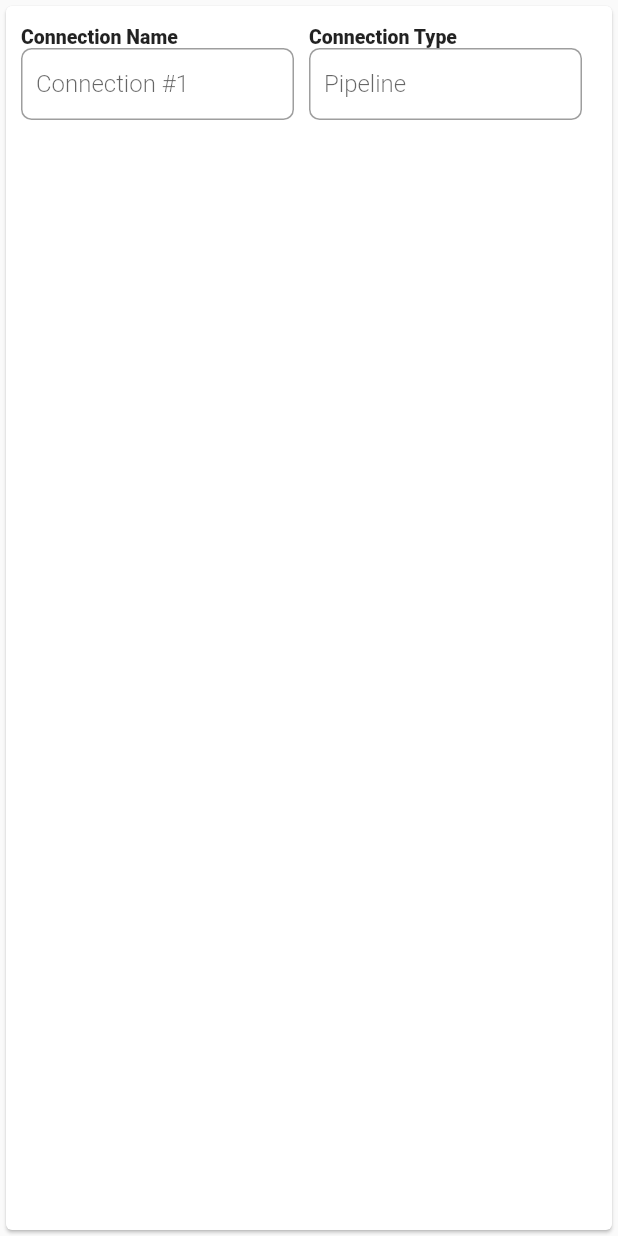
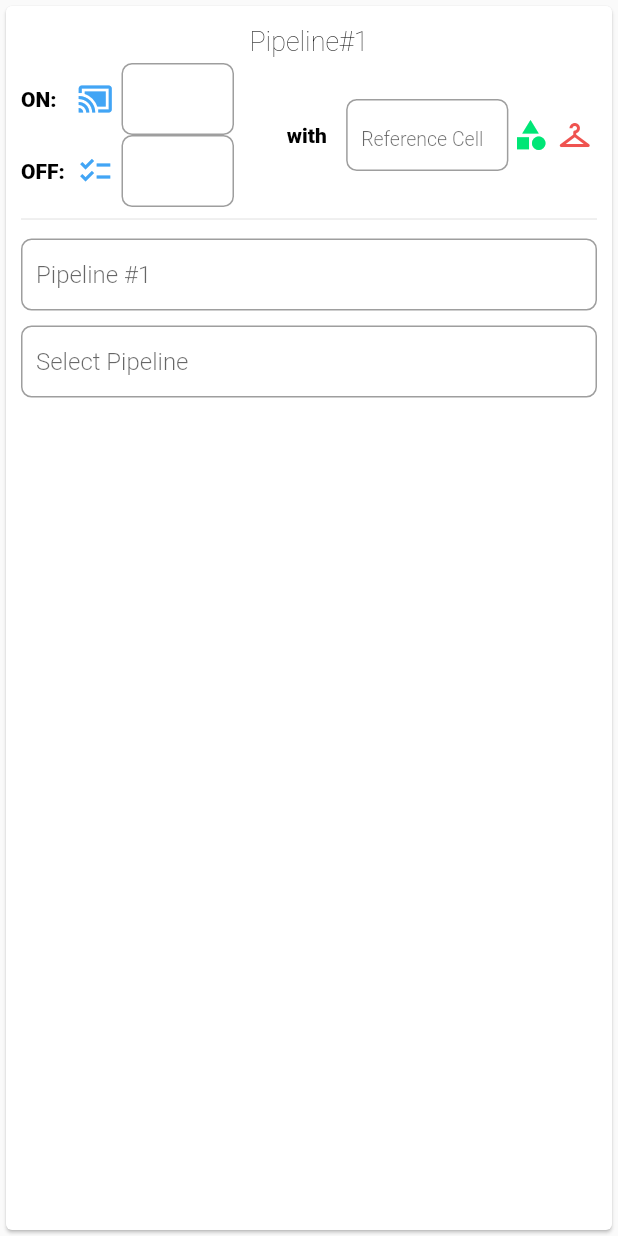
Before and after one commit to KulkataBoy/mary_jane, a Flutter app: the TSPipelineCard widget shown alone on an empty page, opened directly, on a phone screen of 412 x 824 dp. Run offline on Flutter 3.47's test engine with Material 2 defaults, Android fonts, the phone set to English and light mode, and no system bars; Roboto replaces fonts that are missing (LatoBold, LatoRegular).

Commit message:
Pipeline Card update

```diff
--- a/lib/PointScreen.dart
+++ b/lib/PointScreen.dart
@@ -109,7 +109,7 @@ class _NewPointScreenState extends State<NewPointScreen> {
   @override
   Widget build(BuildContext context) {
     return Scaffold(
-      resizeToAvoidBottomInset: false,
+      resizeToAvoidBottomInset: true,
       appBar: AppBar(
         title: AppBarText("New Test Point"),
       ),
--- a/lib/TSCards.dart
+++ b/lib/TSCards.dart
@@ -6,30 +6,78 @@ import 'Button.dart';
 class TSPipelineCard extends StatelessWidget {
   @override
   Widget build(BuildContext context) {
-    return new Container( //block of lable and field
+    return new Container(
+      //block of lable and field
       alignment: FractionalOffset.center,
 
       child: new Card(
-        child: new Container(
-          padding: const EdgeInsets.only(left: 10.0, top: 13.0, right: 10.0, bottom: 10.0),
-          child: new Row(
-              mainAxisAlignment: MainAxisAlignment.start,
-              crossAxisAlignment: CrossAxisAlignment.center,
-              children:[
-              Expanded (
-              flex: 1,
-              child: new Container(
-                  margin: const EdgeInsets.only(right: 10.0),
-                  child: new TFieldLable('Connection Name', 'Connection #1'))),
+          child: new Container(
+              padding: const EdgeInsets.only(
+                  left: 10.0, top: 13.0, right: 10.0, bottom: 10.0),
+              child: new Column(children: [
+                new Text('Pipeline#1', style: h2),
+                new Container(
+                  margin: const EdgeInsets.only(top: 4),
+                    child: new Row(
+                        mainAxisAlignment: MainAxisAlignment.start,
+                        crossAxisAlignment: CrossAxisAlignment.center,
+                        children: [
+                      Expanded(
+                          flex: 6,
+                          child: new Column(children: [
+                            new Container(child: new Row(children: [
+                              SizedBox(width: 32, child: new Text('ON:', style: h3)),
+                              SizedBox(width: 35, child: RawMaterialButton(
+                                onPressed: () {},
+                                child: new Icon(
+                                    IconData(57669,
+                                        fontFamily: 'MaterialIcons'),
+                                    color: Colors.blue[400]),
+                                shape: new CircleBorder(),
+                              )),
+                              SizedBox(width: 75, child: new TFieldConnection('')),
+                            ])),
+                            new Container (
+                                margin: const EdgeInsets.only(
+                                    top: 0.0),
+                                child: new Row(
+                                children: [
+                              SizedBox(width: 32, child: new Text('OFF:', style: h3)),
+                              SizedBox(width: 35, child: RawMaterialButton(
+                                onPressed: () {},
+                                child: new Icon(
+                                    IconData(57691,
+                                        fontFamily: 'MaterialIcons'),
+                                    color: Colors.blue[400]),
+                                shape: new CircleBorder(),
+                              )),
+                              SizedBox(width: 75, child: new TFieldConnection('')),
+                            ])),
+                          ])),
+                      Expanded(flex: 1, child: new Text('with', style: h3)),
+                      Expanded(flex: 4, child: Container( margin: const EdgeInsets.only(left:10),child: new TFieldConnection('Reference Cell'))),
+                          Expanded(flex: 1, child: RawMaterialButton(
+                            onPressed: () {},
+                            child: new Icon(
+                                IconData(57672,
+                                    fontFamily: 'MaterialIcons'),
+                                color: Colors.greenAccent[400]),
+                            shape: new CircleBorder(),
+                          )),
+                          Expanded(flex: 1, child: RawMaterialButton(
+                            onPressed: () {},
+                            child: new Icon(
+                                IconData(57693,
+                                    fontFamily: 'MaterialIcons'),
+                                color: Colors.red[400]),
+                            shape: new CircleBorder(),
+                          )),
 
-          Expanded (
-              flex: 1,
-              child: new Container(
-                  margin: const EdgeInsets.only(right: 10.0),
-                  child: new TFieldLable('Connection Type', 'Pipeline')
-              ))])
-          ),
-      ),
-    );
+
+                ])),
+                Divider(),
+                Container (margin: const EdgeInsets.only(top: 5, bottom: 10) , child: new TField('Pipeline #1')),
+                Container (child: new TField('Select Pipeline')),
+    ]))));
   }
 }
--- a/lib/style.dart
+++ b/lib/style.dart
@@ -80,7 +80,8 @@ class AppBarText extends StatelessWidget {
 
 TextStyle h1 = new TextStyle(fontSize: 14.0, fontFamily: 'LatoRegular', fontWeight: FontWeight.w200, color: Colors.grey[500]);
 TextStyle def = new TextStyle(fontSize: 14.0, fontFamily: 'LatoRegular', fontWeight: FontWeight.w200, color: Colors.grey[500]);
-TextStyle h2 = new TextStyle(fontSize: 14.0, fontFamily: 'LatoRegular', fontWeight: FontWeight.w200, color: Colors.grey[500]);
+TextStyle h2 = new TextStyle(fontSize: 18.0, fontFamily: 'LatoRegular', fontWeight: FontWeight.w200, color: Colors.black);
+TextStyle h3 = new TextStyle(fontSize: 14.0, fontFamily: 'LatoRegular', fontWeight: FontWeight.w900, color: Colors.black);
 TextStyle appBarText = new TextStyle(fontSize: 14.0, fontFamily: 'LatoRegular', fontWeight: FontWeight.w200, color: Colors.grey[500]);
 TextStyle statusText = new TextStyle(fontSize: 14.0, fontFamily: 'LatoRegular', fontWeight: FontWeight.w200, color: Colors.grey[500]);
 
@@ -93,6 +94,7 @@ class TFieldLable extends StatelessWidget {
     return new Column (
       children: <Widget>[
         new Container(
+          margin: const EdgeInsets.only(bottom: 5),
           alignment: FractionalOffset.centerLeft,
           child: new FormLabel(lable),
         ),
@@ -146,6 +148,50 @@ class TField extends StatelessWidget {
     );
   }
 }
+
+class TFieldConnection extends StatelessWidget {
+  final String hintText;
+  TFieldConnection(this.hintText);
+
+  @override
+  Widget build(BuildContext context) {
+    return new Container(
+        alignment: FractionalOffset.center,
+        child: new TextFormField(
+            maxLength: 32,
+            style: new TextStyle(fontSize: 13.0,
+                fontFamily: 'LatoRegular',
+                fontWeight: FontWeight.w300,
+                height: 1.9,
+                color: Colors.black),
+            decoration: new InputDecoration(
+              hintText: hintText,
+              hintStyle: new TextStyle(fontSize: 13.0,
+                  fontFamily: 'LatoRegular',
+                  fontWeight: FontWeight.w300),
+              counterText: "",
+              contentPadding: const EdgeInsetsDirectional.only(
+                  start: 10.0, top: 5.0, end: 10.0, bottom: 3.0),
+              filled: true,
+              fillColor: Colors.white30,
+              focusedBorder: OutlineInputBorder(
+                borderSide: BorderSide(color: Colors.blue[400], width: 1.3),
+                borderRadius: const BorderRadius.all(
+                  const Radius.circular(7),
+                ),
+              ),
+              enabledBorder: OutlineInputBorder(
+                borderSide: BorderSide(color: Colors.black38, width: 1.0),
+                borderRadius: const BorderRadius.all(
+                  const Radius.circular(7),
+                ),
+              ),
+            )
+        )
+    );
+  }
+}
+
 
 
 
```
Also changed, not shown: lib/Button.dart (line endings or trailing spaces).
